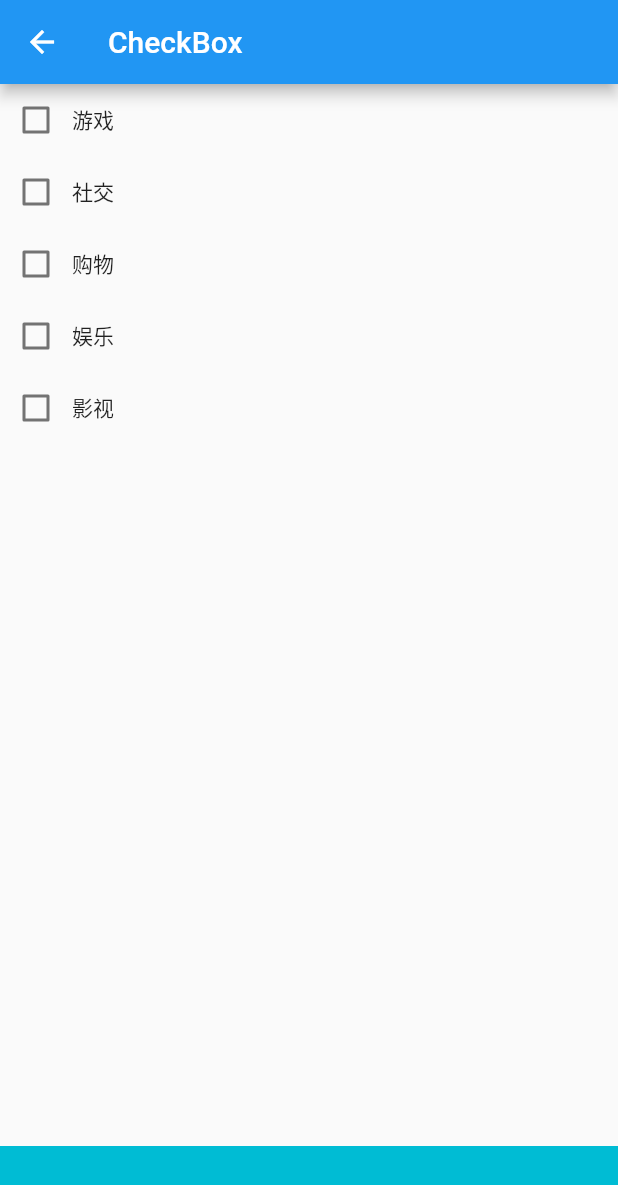
After one commit to Maojunhao/FMStudyApp, a Flutter app: the FMCheckBoxVC screen opened directly, on a phone screen of 412 x 824 dp. The commit adds this screen. Shown: the top 1185 px of the screen. Run offline on Flutter 3.47's test engine with Material 2 defaults, Android fonts, the phone set to English and light mode, and no system bars; our stand-ins replace transparent_image.

Commit message:
CheckBox Radio 完成

```diff
--- a/FMStudyApp/lib/FMRouteManager.dart
+++ b/FMStudyApp/lib/FMRouteManager.dart
@@ -1,4 +1,5 @@
 import 'package:FMStudyApp/Widgets/Material_components/buttonbar.dart';
+import 'package:FMStudyApp/Widgets/Material_components/checkbox.dart';
 import 'package:FMStudyApp/Widgets/Material_components/flatButton.dart';
 import 'package:FMStudyApp/Widgets/Material_components/floatingActionButton.dart';
 import 'package:FMStudyApp/Widgets/Material_components/appbar.dart';
@@ -8,6 +9,7 @@ import 'package:FMStudyApp/Widgets/Material_components/focusnode.dart';
 import 'package:FMStudyApp/Widgets/Material_components/iconbutton.dart';
 import 'package:FMStudyApp/Widgets/Material_components/materialapp.dart';
 import 'package:FMStudyApp/Widgets/Material_components/popupmenubutton.dart';
+import 'package:FMStudyApp/Widgets/Material_components/radio.dart';
 import 'package:FMStudyApp/Widgets/Material_components/scaffold.dart';
 import 'package:FMStudyApp/Widgets/Material_components/tabbar.dart';
 import 'package:FMStudyApp/Widgets/Material_components/tabbarview.dart';
@@ -92,8 +94,8 @@ class FMRouteManager {
       "/MaterialComponents/ButtonBar": (BuildContext context) => FMButtonBarVC(),
       "/MaterialComponents/TextField": (BuildContext context) => FMTextFieldVC(),
       "/MaterialComponents/FocusNode": (BuildContext context) => FMFocusNodeVC(),
-      // "/MaterialComponents/AppBar": (BuildContext context) => FMAppBarVC(),
-      // "/MaterialComponents/AppBar": (BuildContext context) => FMAppBarVC(),
+      "/MaterialComponents/CheckBox": (BuildContext context) => FMCheckBoxVC(),
+      "/MaterialComponents/Radio": (BuildContext context) => FMRadioVC(),
       // "/MaterialComponents/AppBar": (BuildContext context) => FMAppBarVC(),
       // "/MaterialComponents/AppBar": (BuildContext context) => FMAppBarVC(),
       // "/MaterialComponents/AppBar": (BuildContext context) => FMAppBarVC(),
--- /dev/null
+++ b/FMStudyApp/lib/Widgets/Material_components/checkbox.dart
@@ -0,0 +1,131 @@
+import 'package:flutter/material.dart';
+
+class FMCheckBoxVC extends StatefulWidget{
+  @override
+  FMCheckBoxState createState() => FMCheckBoxState();
+}
+
+class FMCheckBoxState extends State <FMCheckBoxVC>{
+
+  List <FMCheckBoxModel> _datas = [];
+
+  @override
+  void initState() {
+    // TODO: implement initState
+    super.initState();
+
+    initData();
+  }
+
+  void initData(){
+    _datas.add(FMCheckBoxModel(false, "游戏"));
+    _datas.add(FMCheckBoxModel(false, "社交"));
+    _datas.add(FMCheckBoxModel(false, "购物"));
+    _datas.add(FMCheckBoxModel(false, "娱乐"));
+    _datas.add(FMCheckBoxModel(false, "影视"));
+
+    setState(() {
+
+    });
+  }
+
+  @override
+  Widget build(BuildContext context) {
+    // TODO: implement build
+    return Scaffold(
+      appBar: AppBar(
+        title: Text("CheckBox"),
+      ),
+      // body: Center(
+      //   child: _colorfulCheckBox(),
+      // ),
+      body: ListView.builder(
+        itemCount: _datas.length,
+          itemBuilder: (context, index){
+            FMCheckBoxModel model = _datas[index];
+            return _buildRow(model);
+          }
+      ),
+      bottomSheet: _bottomSheet(),
+    );
+  }
+
+  BottomSheet _bottomSheet(){
+    return BottomSheet(
+      onClosing: (){},
+      builder: (BuildContext context){
+        return Container(
+          height: 60,
+          color: Colors.cyan,
+          child: Text(_selectedBoxs()),
+          alignment: Alignment.center,
+        );
+      },
+    );
+  }
+
+  String _selectedBoxs(){
+    String string = "";
+
+    _datas.forEach((FMCheckBoxModel model) {
+      if (model.selected) {
+        string = string + "${model.text}  ";
+      }
+    });
+
+    return string;
+  }
+
+  Row _buildRow(FMCheckBoxModel model){
+    return Row(
+      children: [
+        _checkbox(model),
+        Text("${model.text}")
+      ],
+    );
+  }
+
+  Checkbox _checkbox(FMCheckBoxModel model){
+    return Checkbox(
+        value: model.selected,
+        onChanged: (value){
+          model.selected = !model.selected;
+
+          setState(() {
+
+          });
+        }
+    );
+  }
+
+  bool checkboxSelected = true;
+
+  Checkbox _colorfulCheckBox(){
+    return Checkbox(
+        value: checkboxSelected,
+        tristate: true,
+        activeColor: Colors.red,
+        checkColor: Colors.black,
+        hoverColor: Colors.pink,
+        focusColor: Colors.yellow,
+        // visualDensity: VisualDensity(horizontal: 3, vertical: -3),
+        onChanged: (value){
+          checkboxSelected = !checkboxSelected;
+
+          setState(() {
+
+          });
+        }
+    );
+  }
+}
+
+class FMCheckBoxModel extends Object {
+
+  bool selected;
+  String text;
+
+  FMCheckBoxModel(this.selected, this.text){
+
+  }
+}
--- a/FMStudyApp/lib/Widgets/Material_components/material_components_vc.dart
+++ b/FMStudyApp/lib/Widgets/Material_components/material_components_vc.dart
@@ -44,8 +44,8 @@ class  FMMaterialComponentsState extends State<FMMaterialComponentsVC>{
 
     funcLists.add({"name": "TextField", "action": "/MaterialComponents/TextField",  "desc": "文本输入框。"});
     funcLists.add({"name": "FocusNode", "action": "/MaterialComponents/FocusNode",  "desc": "文本输入框的焦点控制。"});
-    funcLists.add({"name": "Checkbox", "action": "",  "desc": "复选框，允许用户从一组中选择多个选项。 "});
-    funcLists.add({"name": "Radio", "action": "",  "desc": "单选框，允许用户从一组中选择一个选项。"});
+    funcLists.add({"name": "Checkbox", "action": "/MaterialComponents/CheckBox",  "desc": "复选框，允许用户从一组中选择多个选项。"});
+    funcLists.add({"name": "Radio", "action": "/MaterialComponents/Radio",  "desc": "单选框，允许用户从一组中选择一个选项。"});
     funcLists.add({"name": "Switch", "action": "",  "desc": "On/off 用于切换一个单一状态。"});
     funcLists.add({"name": "Slider", "action": "",  "desc": "滑块，允许用户通过滑动滑块来从一系列值中选择。"});
     funcLists.add({"name": "Date & Time Pickers", "action": "",  "desc": "日期&时间选择器。"});
```
Also changed, not shown: FMStudyApp/lib/Widgets/Material_components/radio.dart (added, +143 -0 lines).
